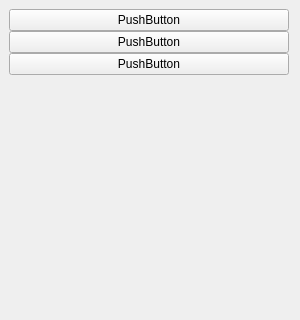
Above: app/ui/sidebar.ui from TNyRina/admin_tononkira_pcl_desktop before the change; both pictures show x 0 to 300 and y 0 to 320 of the 300 by 600 pixel window. Below: the same form after it.
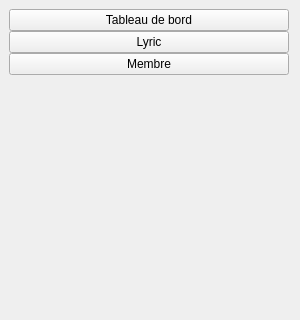
That is the form after the change.

Patch:
```diff
--- a/app/ui/sidebar.ui
+++ b/app/ui/sidebar.ui
@@ -38,21 +38,21 @@
    <item>
     <widget class="QPushButton" name="dashboard_btn">
      <property name="text">
-      <string>PushButton</string>
+      <string>Tableau de bord</string>
      </property>
     </widget>
    </item>
    <item>
     <widget class="QPushButton" name="lyric_btn">
      <property name="text">
-      <string>PushButton</string>
+      <string>Lyric</string>
      </property>
     </widget>
    </item>
    <item>
     <widget class="QPushButton" name="pushButton_2">
      <property name="text">
-      <string>PushButton</string>
+      <string>Membre</string>
      </property>
     </widget>
    </item>
```
